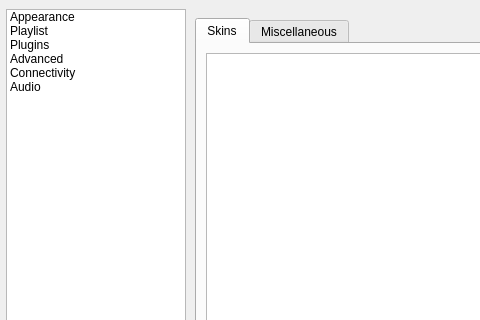
This is src/ui/forms/configdialog.ui in ksv1986/qmmp-staging as Qt 5 draws it before an edit; both pictures show x 0 to 480 and y 0 to 320 of the 659 by 448 pixel window. The edited form follows.
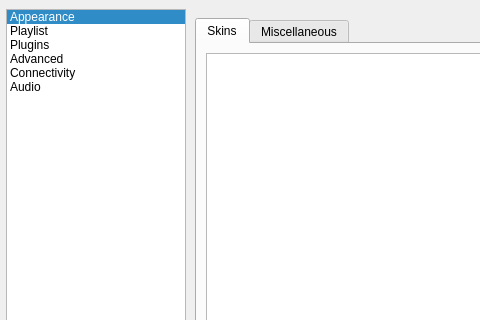
This is the edited form. Icons and pictures are not drawn.

```diff
--- a/src/ui/forms/configdialog.ui
+++ b/src/ui/forms/configdialog.ui
@@ -85,7 +85,7 @@
         <bool>false</bool>
        </property>
        <property name="currentRow">
-        <number>-1</number>
+        <number>0</number>
        </property>
        <item>
         <property name="text">
```
